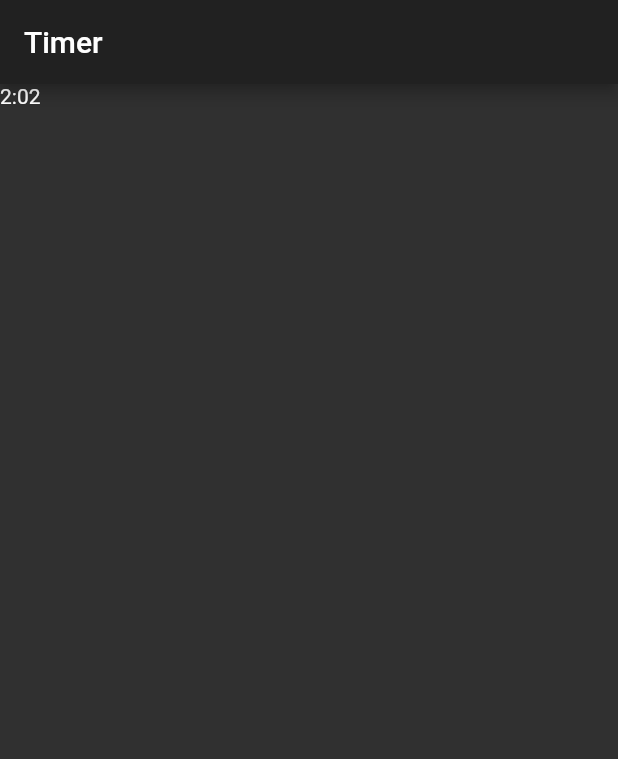
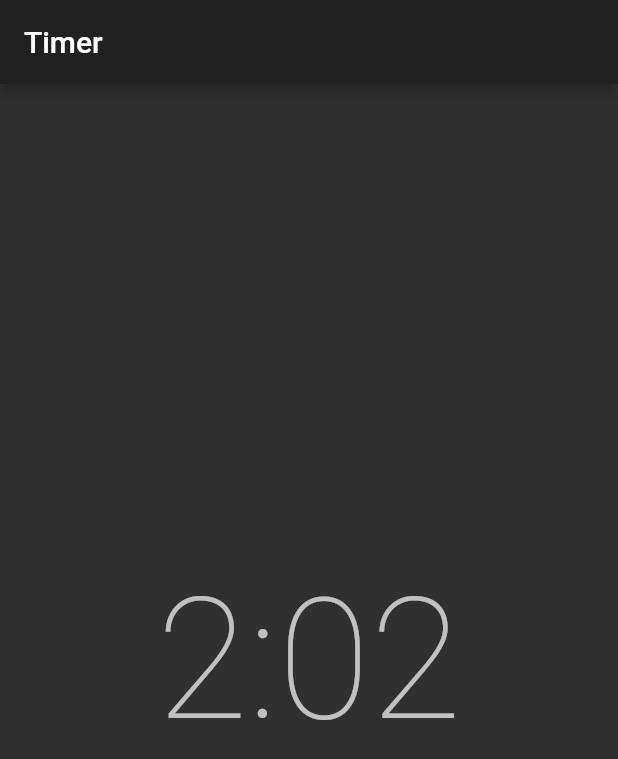
Before and after one commit to paxcodes/flutter-timer, a Flutter app: the screen it shows after launch, on a phone screen of 412 x 824 dp. Shown: the top 759 px of the screen. Run offline on Flutter 3.47's test engine with Material 2 defaults, Android fonts, the phone set to English and light mode, and no system bars.

Commit message:
:lipstick: Center and enlarge text timer

```diff
--- a/lib/pages/timer_page.dart
+++ b/lib/pages/timer_page.dart
@@ -28,16 +28,25 @@ class _TimerPageState extends State<TimerPage>
 
   @override
   Widget build(BuildContext context) {
+    ThemeData themeData = Theme.of(context);
+
     return Scaffold(
       appBar: AppBar(
         title: Text("Timer"),
       ),
       body: Stack(children: <Widget>[
-        AnimatedBuilder(
-            animation: controller,
-            builder: (BuildContext context, Widget child) {
-              return Text(timerString);
-            }),
+        Positioned.fill(
+          child: Center(
+            child: AnimatedBuilder(
+                animation: controller,
+                builder: (BuildContext context, Widget child) {
+                  return Text(
+                    timerString,
+                    style: themeData.textTheme.display4,
+                  );
+                }),
+          ),
+        ),
       ]),
     );
   }
```
